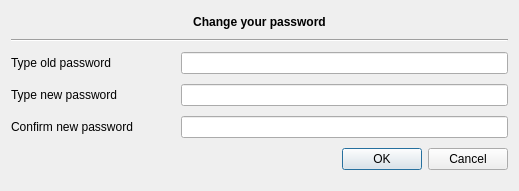
This is plugins/identityplugin/passworddialog.ui in FreeHealth/freehealth as Qt 5 draws it before an edit. The edited form follows.
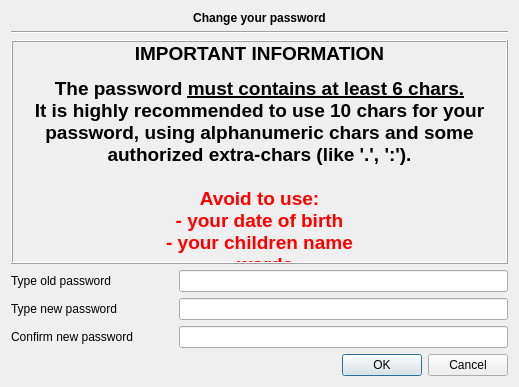
This is the edited form. Custom widgets are drawn as their Qt base class.

Diff of the .ui file:
```diff
--- a/plugins/identityplugin/passworddialog.ui
+++ b/plugins/identityplugin/passworddialog.ui
@@ -7,7 +7,7 @@
     <x>0</x>
     <y>0</y>
     <width>519</width>
-    <height>191</height>
+    <height>387</height>
    </rect>
   </property>
   <property name="windowTitle">
@@ -43,28 +43,13 @@
      </property>
     </widget>
    </item>
-   <item row="2" column="0">
-    <widget class="QLabel" name="oldLabel">
-     <property name="text">
-      <string>Type old password</string>
-     </property>
-    </widget>
+   <item row="5" column="1" colspan="2">
+    <widget class="Utils::LineEditEchoSwitcher" name="newControl"/>
    </item>
-   <item row="3" column="0">
-    <widget class="QLabel" name="labelNewPassword">
-     <property name="text">
-      <string>Type new password</string>
-     </property>
-    </widget>
+   <item row="3" column="1" colspan="2">
+    <widget class="Utils::LineEditEchoSwitcher" name="oldPass"/>
    </item>
-   <item row="4" column="0">
-    <widget class="QLabel" name="labelControlPassword">
-     <property name="text">
-      <string>Confirm new password</string>
-     </property>
-    </widget>
-   </item>
-   <item row="5" column="0" colspan="3">
+   <item row="7" column="0" colspan="3">
     <widget class="QDialogButtonBox" name="buttonBox">
      <property name="orientation">
       <enum>Qt::Horizontal</enum>
@@ -74,14 +59,63 @@
      </property>
     </widget>
    </item>
-   <item row="2" column="1" colspan="2">
-    <widget class="Utils::LineEditEchoSwitcher" name="oldPass"/>
-   </item>
-   <item row="3" column="1" colspan="2">
-    <widget class="Utils::LineEditEchoSwitcher" name="newPass"/>
+   <item row="5" column="0">
+    <widget class="QLabel" name="labelControlPassword">
+     <property name="text">
+      <string>Confirm new password</string>
+     </property>
+    </widget>
    </item>
    <item row="4" column="1" colspan="2">
-    <widget class="Utils::LineEditEchoSwitcher" name="newControl"/>
+    <widget class="Utils::LineEditEchoSwitcher" name="newPass"/>
+   </item>
+   <item row="3" column="0">
+    <widget class="QLabel" name="oldLabel">
+     <property name="text">
+      <string>Type old password</string>
+     </property>
+    </widget>
+   </item>
+   <item row="4" column="0">
+    <widget class="QLabel" name="labelNewPassword">
+     <property name="text">
+      <string>Type new password</string>
+     </property>
+    </widget>
+   </item>
+   <item row="2" column="0" colspan="3">
+    <widget class="QLabel" name="infoLabel">
+     <property name="font">
+      <font>
+       <weight>75</weight>
+       <bold>true</bold>
+      </font>
+     </property>
+     <property name="frameShape">
+      <enum>QFrame::Box</enum>
+     </property>
+     <property name="frameShadow">
+      <enum>QFrame::Raised</enum>
+     </property>
+     <property name="text">
+      <string notr="true">&lt;html&gt;&lt;head/&gt;&lt;body&gt;&lt;p align=&quot;center&quot;&gt;&lt;span style=&quot; font-size:14pt;&quot;&gt;IMPORTANT INFORMATION&lt;/span&gt;&lt;/p&gt;&lt;p align=&quot;center&quot;&gt;&lt;span style=&quot; font-size:14pt;&quot;&gt;The password &lt;/span&gt;&lt;span style=&quot; font-size:14pt; text-decoration: underline;&quot;&gt;must contains at least 6 chars.&lt;br/&gt;&lt;/span&gt;&lt;span style=&quot; font-size:14pt;&quot;&gt;It is highly recommended to use 10 chars for your password, using alphanumeric chars and some authorized extra-chars (like '.', ':').&lt;br/&gt;&lt;br/&gt;&lt;/span&gt;&lt;span style=&quot; font-size:14pt; color:#ff0000;&quot;&gt;Avoid to use:&lt;br/&gt;- your date of birth&lt;br/&gt;- your children name&lt;br/&gt;- words&lt;/span&gt;&lt;/p&gt;&lt;/body&gt;&lt;/html&gt;</string>
+     </property>
+     <property name="textFormat">
+      <enum>Qt::RichText</enum>
+     </property>
+     <property name="scaledContents">
+      <bool>true</bool>
+     </property>
+     <property name="alignment">
+      <set>Qt::AlignCenter</set>
+     </property>
+     <property name="wordWrap">
+      <bool>true</bool>
+     </property>
+     <property name="textInteractionFlags">
+      <set>Qt::NoTextInteraction</set>
+     </property>
+    </widget>
    </item>
   </layout>
  </widget>
```
